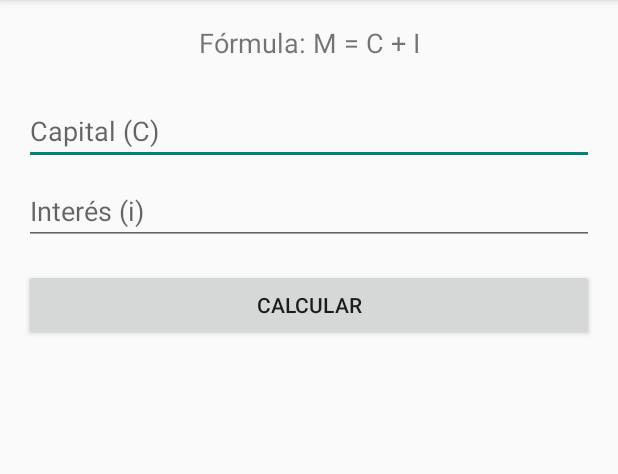
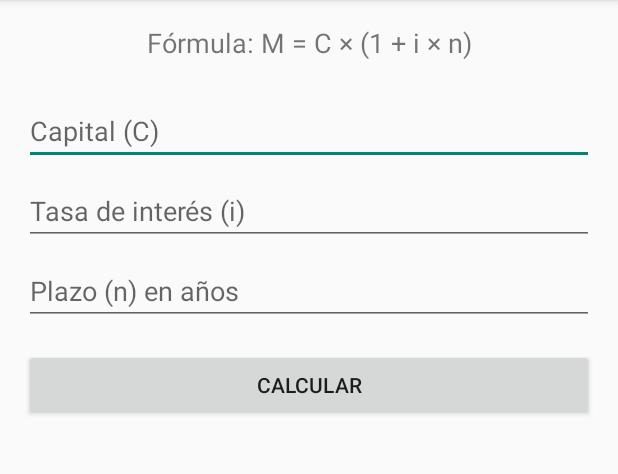
Before and after one commit to DIZZI300697/prueba, an Android app: the Screen4Calculator screen opened directly, with no data from a screen before it, on a phone screen of 412 x 824 dp, the part 84-558 px from its top. Run offline under Robolectric (Android 15) with nearby library versions, the phone set to English and light mode, and no system bars.

Commit message:
Interés simple funcionando

```diff
--- a/app/src/main/java/com/example/prueba/Screen4Calculator.java
+++ b/app/src/main/java/com/example/prueba/Screen4Calculator.java
@@ -9,7 +9,7 @@ import android.widget.Toast;
 import androidx.appcompat.app.AppCompatActivity;
 
 public class Screen4Calculator extends AppCompatActivity {
-    private EditText etCapital, etInteres;
+    private EditText etCapital, etInteres, etPlazos;
     private TextView tvResultado;
 
     @Override
@@ -25,6 +25,7 @@ public class Screen4Calculator extends AppCompatActivity {
     private void initializeViews() {
         etCapital = findViewById(R.id.etCapital);
         etInteres = findViewById(R.id.etInteres);
+        etPlazos = findViewById(R.id.etPlazos);
         tvResultado = findViewById(R.id.tvResultado);
     }
 
@@ -36,8 +37,11 @@ public class Screen4Calculator extends AppCompatActivity {
     private void calcularMonto() {
         try {
             double capital = Double.parseDouble(etCapital.getText().toString());
-            double interes = Double.parseDouble(etInteres.getText().toString());
-            double monto = capital + interes;
+            double tasaInteres = Double.parseDouble(etInteres.getText().toString()) / 100; // Convertir a decimal
+            double plazos = Double.parseDouble(etPlazos.getText().toString());
+
+            double monto = capital * (1 + tasaInteres * plazos);
+
             tvResultado.setText(String.format("Monto: %.2f", monto));
             Log.d("Screen4Calculator", "Monto calculado: " + monto);
         } catch (NumberFormatException e) {
--- a/app/src/main/res/layout/activity_calculator_screen4.xml
+++ b/app/src/main/res/layout/activity_calculator_screen4.xml
@@ -9,7 +9,7 @@
         android:id="@+id/tvFormula"
         android:layout_width="match_parent"
         android:layout_height="wrap_content"
-        android:text="Fórmula: M = C + I"
+        android:text="Fórmula: M = C × (1 + i × n)"
         android:textSize="18sp"
         android:gravity="center"
         android:layout_marginBottom="24dp"/>
@@ -26,7 +26,15 @@
         android:id="@+id/etInteres"
         android:layout_width="match_parent"
         android:layout_height="wrap_content"
-        android:hint="Interés (i)"
+        android:hint="Tasa de interés (i)"
+        android:inputType="numberDecimal"
+        android:layout_marginBottom="8dp"/>
+
+    <EditText
+        android:id="@+id/etPlazos"
+        android:layout_width="match_parent"
+        android:layout_height="wrap_content"
+        android:hint="Plazo (n) en años"
         android:inputType="numberDecimal"
         android:layout_marginBottom="16dp"/>
 
--- a/app/src/main/res/layout/activity_calculator_screen5.xml
+++ b/app/src/main/res/layout/activity_calculator_screen5.xml
@@ -9,7 +9,7 @@
         android:id="@+id/tvFormula"
         android:layout_width="match_parent"
         android:layout_height="wrap_content"
-        android:text="Fórmula: C = M / (1 + in)"
+        android:text="Fórmula: C = M / (1 + i x n)"
         android:textSize="18sp"
         android:gravity="center"
         android:layout_marginBottom="24dp"/>
--- a/app/src/main/res/layout/activity_calculator_screen6.xml
+++ b/app/src/main/res/layout/activity_calculator_screen6.xml
@@ -9,7 +9,7 @@
         android:id="@+id/tvFormula"
         android:layout_width="match_parent"
         android:layout_height="wrap_content"
-        android:text="Fórmula: i = (M - C) / n"
+        android:text="Fórmula: i = (M - C) / (C * n)"
         android:textSize="18sp"
         android:gravity="center"
         android:layout_marginBottom="24dp"/>
@@ -51,5 +51,4 @@
         android:layout_height="wrap_content"
         android:textSize="20sp"
         android:gravity="center"/>
-
 </LinearLayout>
--- a/app/src/main/res/layout/activity_calculator_screen7.xml
+++ b/app/src/main/res/layout/activity_calculator_screen7.xml
@@ -9,7 +9,7 @@
         android:id="@+id/tvFormula"
         android:layout_width="match_parent"
         android:layout_height="wrap_content"
-        android:text="Fórmula: n = (M - C) / i"
+        android:text="Fórmula: n = (M - C) / (C * i)"
         android:textSize="18sp"
         android:gravity="center"
         android:layout_marginBottom="24dp"/>
```
Also changed, not shown: app/src/main/java/com/example/prueba/Screen6Calculator.java (+6 -4 lines), app/src/main/java/com/example/prueba/Screen7Calculator.java (+7 -5 lines).
